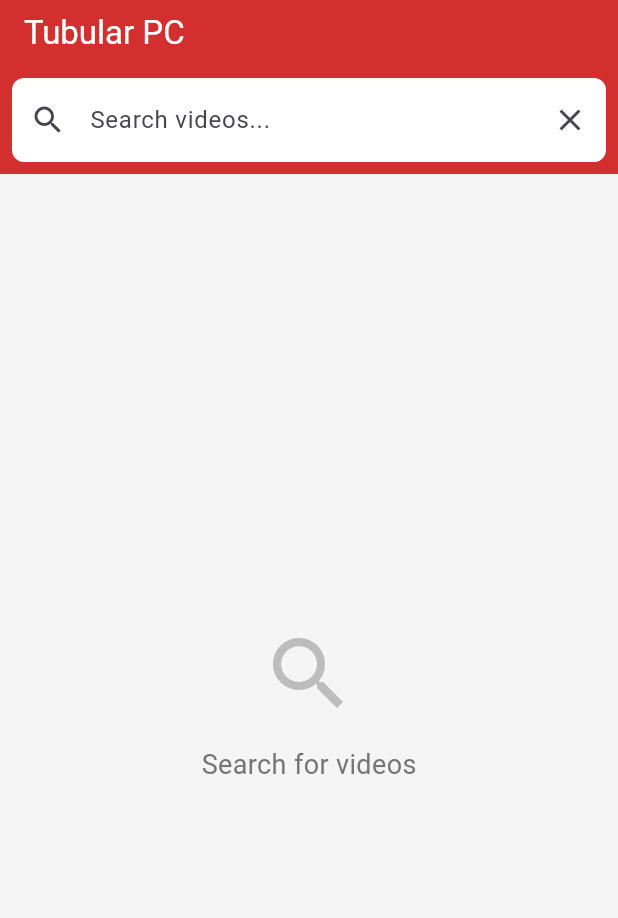
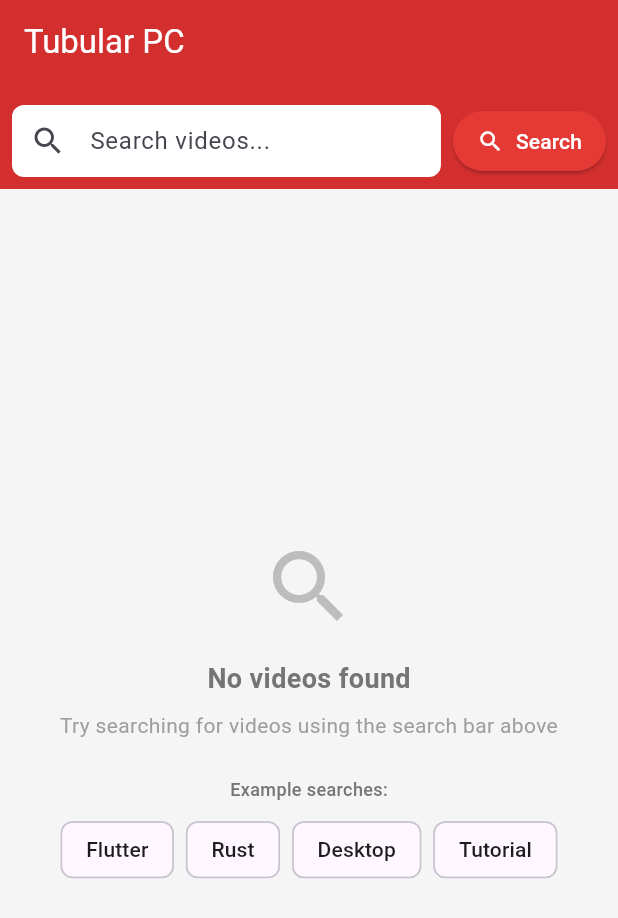
Before and after one commit to Vpragadeesh/Tubular-PC, a Flutter app: the screen it shows after launch, on a phone screen of 412 x 824 dp. Shown: the top 918 px of the screen. Run offline on Flutter 3.47's test engine with Material 3 defaults, Android fonts, the phone set to English and light mode, and no system bars; our stand-ins replace cached_network_image, dio, flutter_riverpod, logger.

Commit message:
feat: improve search UX with visible search button
- Add prominent Search button next to search bar
- Improve empty state messaging with example search tags
- Make clear button conditional (shows only when text present)
- Add clickable example search tags (Flutter, Rust, Desktop, Tutorial)
- Better guidance for users on how to use search
- Rebuild succeeds without errors

```diff
--- a/frontend/lib/screens/home_screen.dart
+++ b/frontend/lib/screens/home_screen.dart
@@ -43,6 +43,11 @@ class _HomeScreenState extends ConsumerState<HomeScreen> {
     }
   }
 
+  void _clearSearch() {
+    _searchController.clear();
+    ref.read(searchQueryProvider.notifier).state = '';
+  }
+
   void _openVideo(Video video) {
     Navigator.push(
       context,
@@ -62,9 +67,12 @@ class _HomeScreenState extends ConsumerState<HomeScreen> {
         backgroundColor: Colors.red[700],
         foregroundColor: Colors.white,
         bottom: PreferredSize(
-          preferredSize: const Size.fromHeight(60),
+          preferredSize: const Size.fromHeight(70),
           child: Padding(
             padding: const EdgeInsets.all(8.0),
+            child: Row(
+              children: [
+                Expanded(
                   child: TextField(
                     controller: _searchController,
                     decoration: InputDecoration(
@@ -76,15 +84,30 @@ class _HomeScreenState extends ConsumerState<HomeScreen> {
                         borderSide: BorderSide.none,
                       ),
                       prefixIcon: const Icon(Icons.search),
-                suffixIcon: IconButton(
+                      suffixIcon: _searchController.text.isNotEmpty
+                          ? IconButton(
                               icon: const Icon(Icons.clear),
-                  onPressed: () {
-                    _searchController.clear();
-                    ref.read(searchQueryProvider.notifier).state = '';
-                  },
+                              onPressed: _clearSearch,
+                            )
+                          : null,
+                      contentPadding: const EdgeInsets.symmetric(horizontal: 12),
+                    ),
+                    onChanged: (_) => setState(() {}),
+                    onSubmitted: (_) => _performSearch(),
                   ),
                 ),
-              onSubmitted: (_) => _performSearch(),
+                const SizedBox(width: 8),
+                ElevatedButton.icon(
+                  onPressed: _performSearch,
+                  icon: const Icon(Icons.search),
+                  label: const Text('Search'),
+                  style: ElevatedButton.styleFrom(
+                    backgroundColor: Colors.red[600],
+                    foregroundColor: Colors.white,
+                    padding: const EdgeInsets.symmetric(horizontal: 16),
+                  ),
+                ),
+              ],
             ),
           ),
         ),
@@ -103,11 +126,45 @@ class _HomeScreenState extends ConsumerState<HomeScreen> {
                   ),
                   const SizedBox(height: 16),
                   Text(
-                    'Search for videos',
+                    'No videos found',
                     style: TextStyle(
                       fontSize: 18,
                       color: Colors.grey[600],
+                      fontWeight: FontWeight.bold,
                     ),
+                  ),
+                  const SizedBox(height: 8),
+                  Text(
+                    'Try searching for videos using the search bar above',
+                    style: TextStyle(
+                      fontSize: 14,
+                      color: Colors.grey[500],
+                    ),
+                    textAlign: TextAlign.center,
+                  ),
+                  const SizedBox(height: 24),
+                  Text(
+                    'Example searches:',
+                    style: TextStyle(
+                      fontSize: 12,
+                      color: Colors.grey[600],
+                      fontWeight: FontWeight.w500,
+                    ),
+                  ),
+                  const SizedBox(height: 8),
+                  Wrap(
+                    spacing: 8,
+                    children: ['Flutter', 'Rust', 'Desktop', 'Tutorial']
+                        .map(
+                          (tag) => ActionChip(
+                            label: Text(tag),
+                            onPressed: () {
+                              _searchController.text = tag;
+                              _performSearch();
+                            },
+                          ),
+                        )
+                        .toList(),
                   ),
                 ],
               ),
```
Lines whose indentation alone changed are shown as unchanged.
